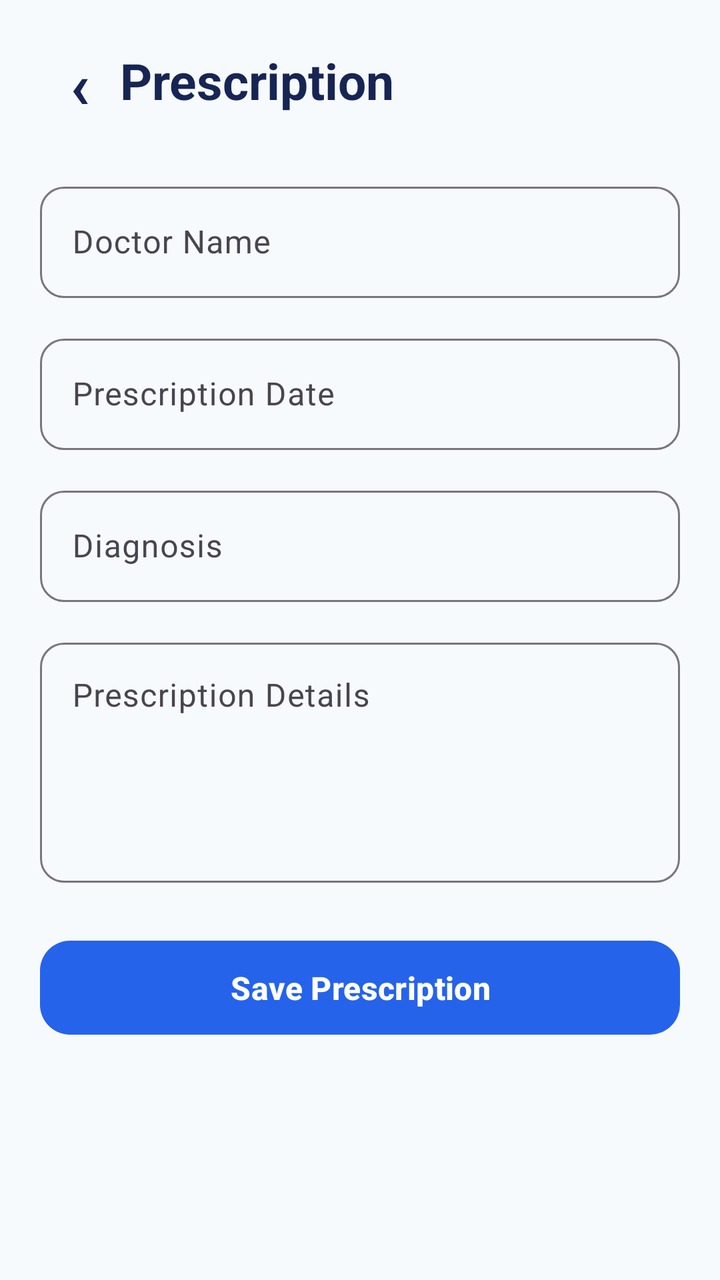
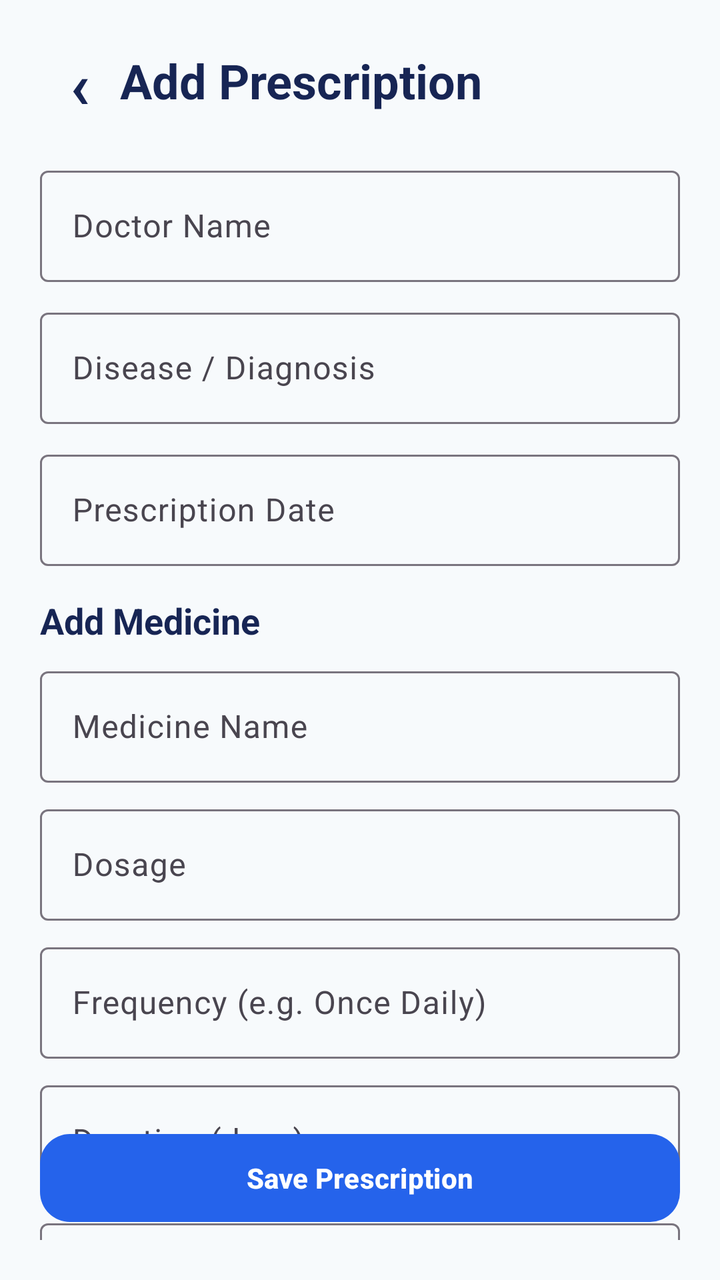

Compare the two renders of this Android layout. The source of the first and the diff that turns it into the second are given below.
<!-- AndroidManifest.xml: application theme Theme._24012011119_MAD_Medicare -->
<!-- res/layout/activity_prescription.xml -->
<?xml version="1.0" encoding="utf-8"?>
<androidx.constraintlayout.widget.ConstraintLayout
    xmlns:android="http://schemas.android.com/apk/res/android"
    xmlns:app="http://schemas.android.com/apk/res-auto"
    android:layout_width="match_parent"
    android:layout_height="match_parent"
    android:background="#F7FAFC"
    android:padding="20dp">

    

    <TextView
        android:id="@+id/txtBack"
        android:layout_width="40dp"
        android:layout_height="40dp"
        android:gravity="center"
        android:text="‹"
        android:textColor="#172554"
        android:textSize="32sp"
        android:textStyle="bold"
        app:layout_constraintStart_toStartOf="parent"
        app:layout_constraintTop_toTopOf="parent" />


    

    <TextView
        android:id="@+id/txtTitle"
        android:layout_width="wrap_content"
        android:layout_height="wrap_content"
        android:text="Prescription"
        android:textColor="#172554"
        android:textSize="25sp"
        android:textStyle="bold"
        app:layout_constraintBottom_toBottomOf="@id/txtBack"
        app:layout_constraintStart_toEndOf="@id/txtBack"
        app:layout_constraintTop_toTopOf="@id/txtBack" />


    

    <com.google.android.material.textfield.TextInputLayout
        android:id="@+id/doctorLayout"
        android:layout_width="0dp"
        android:layout_height="wrap_content"
        android:layout_marginTop="28dp"
        android:hint="Doctor Name"
        app:boxBackgroundMode="outline"
        app:boxCornerRadiusBottomEnd="12dp"
        app:boxCornerRadiusBottomStart="12dp"
        app:boxCornerRadiusTopEnd="12dp"
        app:boxCornerRadiusTopStart="12dp"
        app:layout_constraintEnd_toEndOf="parent"
        app:layout_constraintStart_toStartOf="parent"
        app:layout_constraintTop_toBottomOf="@id/txtBack">

        <com.google.android.material.textfield.TextInputEditText
            android:id="@+id/edtDoctorName"
            android:layout_width="match_parent"
            android:layout_height="wrap_content"
            android:inputType="textPersonName" />

    </com.google.android.material.textfield.TextInputLayout>


    

    <com.google.android.material.textfield.TextInputLayout
        android:id="@+id/dateLayout"
        android:layout_width="0dp"
        android:layout_height="wrap_content"
        android:layout_marginTop="15dp"
        android:hint="Prescription Date"
        app:boxBackgroundMode="outline"
        app:boxCornerRadiusBottomEnd="12dp"
        app:boxCornerRadiusBottomStart="12dp"
        app:boxCornerRadiusTopEnd="12dp"
        app:boxCornerRadiusTopStart="12dp"
        app:layout_constraintEnd_toEndOf="parent"
        app:layout_constraintStart_toStartOf="parent"
        app:layout_constraintTop_toBottomOf="@id/doctorLayout">

        <com.google.android.material.textfield.TextInputEditText
            android:id="@+id/edtPrescriptionDate"
            android:layout_width="match_parent"
            android:layout_height="wrap_content"
            android:focusable="false"
            android:clickable="true" />

    </com.google.android.material.textfield.TextInputLayout>


    

    <com.google.android.material.textfield.TextInputLayout
        android:id="@+id/diagnosisLayout"
        android:layout_width="0dp"
        android:layout_height="wrap_content"
        android:layout_marginTop="15dp"
        android:hint="Diagnosis"
        app:boxBackgroundMode="outline"
        app:boxCornerRadiusBottomEnd="12dp"
        app:boxCornerRadiusBottomStart="12dp"
        app:boxCornerRadiusTopEnd="12dp"
        app:boxCornerRadiusTopStart="12dp"
        app:layout_constraintEnd_toEndOf="parent"
        app:layout_constraintStart_toStartOf="parent"
        app:layout_constraintTop_toBottomOf="@id/dateLayout">

        <com.google.android.material.textfield.TextInputEditText
            android:id="@+id/edtDiagnosis"
            android:layout_width="match_parent"
            android:layout_height="wrap_content"
            android:inputType="textCapSentences" />

    </com.google.android.material.textfield.TextInputLayout>


    

    <com.google.android.material.textfield.TextInputLayout
        android:id="@+id/detailsLayout"
        android:layout_width="0dp"
        android:layout_height="wrap_content"
        android:layout_marginTop="15dp"
        android:hint="Prescription Details"
        app:boxBackgroundMode="outline"
        app:boxCornerRadiusBottomEnd="12dp"
        app:boxCornerRadiusBottomStart="12dp"
        app:boxCornerRadiusTopEnd="12dp"
        app:boxCornerRadiusTopStart="12dp"
        app:layout_constraintEnd_toEndOf="parent"
        app:layout_constraintStart_toStartOf="parent"
        app:layout_constraintTop_toBottomOf="@id/diagnosisLayout">

        <com.google.android.material.textfield.TextInputEditText
            android:id="@+id/edtPrescriptionDetails"
            android:layout_width="match_parent"
            android:layout_height="120dp"
            android:gravity="top"
            android:inputType="textMultiLine|textCapSentences" />

    </com.google.android.material.textfield.TextInputLayout>


    

    <com.google.android.material.button.MaterialButton
        android:id="@+id/btnSavePrescription"
        android:layout_width="0dp"
        android:layout_height="55dp"
        android:layout_marginTop="25dp"
        android:text="Save Prescription"
        android:textColor="#FFFFFF"
        android:textSize="16sp"
        android:textStyle="bold"
        app:backgroundTint="#2563EB"
        app:cornerRadius="15dp"
        app:layout_constraintEnd_toEndOf="parent"
        app:layout_constraintStart_toStartOf="parent"
        app:layout_constraintTop_toBottomOf="@id/detailsLayout" />

</androidx.constraintlayout.widget.ConstraintLayout>
<!-- resources referenced by this layout -->
<resources>
  <style name="Theme._24012011119_MAD_Medicare" parent="Base.Theme._24012011119_MAD_Medicare" />
  <style name="Base.Theme._24012011119_MAD_Medicare" parent="Theme.Material3.DayNight.NoActionBar">
          
          
      </style>
</resources>

<!-- the commit's change to res/layout/activity_prescription.xml (unified diff, before → after) -->
@@ -7,8 +7,6 @@
     android:background="#F7FAFC"
     android:padding="20dp">
 
-    
-
     <TextView
         android:id="@+id/txtBack"
         android:layout_width="40dp"
@@ -21,35 +19,25 @@
         app:layout_constraintStart_toStartOf="parent"
         app:layout_constraintTop_toTopOf="parent" />
 
-
-    
-
     <TextView
         android:id="@+id/txtTitle"
         android:layout_width="wrap_content"
         android:layout_height="wrap_content"
-        android:text="Prescription"
+        android:text="Add Prescription"
         android:textColor="#172554"
-        android:textSize="25sp"
+        android:textSize="24sp"
         android:textStyle="bold"
         app:layout_constraintBottom_toBottomOf="@id/txtBack"
         app:layout_constraintStart_toEndOf="@id/txtBack"
         app:layout_constraintTop_toTopOf="@id/txtBack" />
 
-
-    
-
     <com.google.android.material.textfield.TextInputLayout
         android:id="@+id/doctorLayout"
         android:layout_width="0dp"
         android:layout_height="wrap_content"
-        android:layout_marginTop="28dp"
+        android:layout_marginTop="20dp"
         android:hint="Doctor Name"
         app:boxBackgroundMode="outline"
-        app:boxCornerRadiusBottomEnd="12dp"
-        app:boxCornerRadiusBottomStart="12dp"
-        app:boxCornerRadiusTopEnd="12dp"
-        app:boxCornerRadiusTopStart="12dp"
         app:layout_constraintEnd_toEndOf="parent"
         app:layout_constraintStart_toStartOf="parent"
         app:layout_constraintTop_toBottomOf="@id/txtBack">
@@ -62,23 +50,35 @@
 
     </com.google.android.material.textfield.TextInputLayout>
 
-
-    
+    <com.google.android.material.textfield.TextInputLayout
+        android:id="@+id/diseaseLayout"
+        android:layout_width="0dp"
+        android:layout_height="wrap_content"
+        android:layout_marginTop="10dp"
+        android:hint="Disease / Diagnosis"
+        app:boxBackgroundMode="outline"
+        app:layout_constraintEnd_toEndOf="parent"
+        app:layout_constraintStart_toStartOf="parent"
+        app:layout_constraintTop_toBottomOf="@id/doctorLayout">
+
+        <com.google.android.material.textfield.TextInputEditText
+            android:id="@+id/edtDisease"
+            android:layout_width="match_parent"
+            android:layout_height="wrap_content"
+            android:inputType="textCapSentences" />
+
+    </com.google.android.material.textfield.TextInputLayout>
 
     <com.google.android.material.textfield.TextInputLayout
         android:id="@+id/dateLayout"
         android:layout_width="0dp"
         android:layout_height="wrap_content"
-        android:layout_marginTop="15dp"
+        android:layout_marginTop="10dp"
         android:hint="Prescription Date"
         app:boxBackgroundMode="outline"
-        app:boxCornerRadiusBottomEnd="12dp"
-        app:boxCornerRadiusBottomStart="12dp"
-        app:boxCornerRadiusTopEnd="12dp"
-        app:boxCornerRadiusTopStart="12dp"
-        app:layout_constraintEnd_toEndOf="parent"
-        app:layout_constraintStart_toStartOf="parent"
-        app:layout_constraintTop_toBottomOf="@id/doctorLayout">
+        app:layout_constraintEnd_toEndOf="parent"
+        app:layout_constraintStart_toStartOf="parent"
+        app:layout_constraintTop_toBottomOf="@id/diseaseLayout">
 
         <com.google.android.material.textfield.TextInputEditText
             android:id="@+id/edtPrescriptionDate"
@@ -89,75 +89,152 @@
 
     </com.google.android.material.textfield.TextInputLayout>
 
-
-    
-
-    <com.google.android.material.textfield.TextInputLayout
-        android:id="@+id/diagnosisLayout"
-        android:layout_width="0dp"
+    <TextView
+        android:id="@+id/txtMedicineHeading"
+        android:layout_width="wrap_content"
         android:layout_height="wrap_content"
         android:layout_marginTop="15dp"
-        android:hint="Diagnosis"
-        app:boxBackgroundMode="outline"
-        app:boxCornerRadiusBottomEnd="12dp"
-        app:boxCornerRadiusBottomStart="12dp"
-        app:boxCornerRadiusTopEnd="12dp"
-        app:boxCornerRadiusTopStart="12dp"
-        app:layout_constraintEnd_toEndOf="parent"
-        app:layout_constraintStart_toStartOf="parent"
-        app:layout_constraintTop_toBottomOf="@id/dateLayout">
-
-        <com.google.android.material.textfield.TextInputEditText
-            android:id="@+id/edtDiagnosis"
-            android:layout_width="match_parent"
-            android:layout_height="wrap_content"
-            android:inputType="textCapSentences" />
-
-    </com.google.android.material.textfield.TextInputLayout>
-
-
-    
-
-    <com.google.android.material.textfield.TextInputLayout
-        android:id="@+id/detailsLayout"
-        android:layout_width="0dp"
-        android:layout_height="wrap_content"
-        android:layout_marginTop="15dp"
-        android:hint="Prescription Details"
-        app:boxBackgroundMode="outline"
-        app:boxCornerRadiusBottomEnd="12dp"
-        app:boxCornerRadiusBottomStart="12dp"
-        app:boxCornerRadiusTopEnd="12dp"
-        app:boxCornerRadiusTopStart="12dp"
-        app:layout_constraintEnd_toEndOf="parent"
-        app:layout_constraintStart_toStartOf="parent"
-        app:layout_constraintTop_toBottomOf="@id/diagnosisLayout">
-
-        <com.google.android.material.textfield.TextInputEditText
-            android:id="@+id/edtPrescriptionDetails"
-            android:layout_width="match_parent"
-            android:layout_height="120dp"
-            android:gravity="top"
-            android:inputType="textMultiLine|textCapSentences" />
-
-    </com.google.android.material.textfield.TextInputLayout>
-
-
-    
+        android:text="Add Medicine"
+        android:textColor="#172554"
+        android:textSize="18sp"
+        android:textStyle="bold"
+        app:layout_constraintStart_toStartOf="parent"
+        app:layout_constraintTop_toBottomOf="@id/dateLayout" />
+
+    <com.google.android.material.textfield.TextInputLayout
+        android:id="@+id/medicineLayout"
+        android:layout_width="0dp"
+        android:layout_height="wrap_content"
+        android:layout_marginTop="8dp"
+        android:hint="Medicine Name"
+        app:boxBackgroundMode="outline"
+        app:layout_constraintEnd_toEndOf="parent"
+        app:layout_constraintStart_toStartOf="parent"
+        app:layout_constraintTop_toBottomOf="@id/txtMedicineHeading">
+
+        <com.google.android.material.textfield.TextInputEditText
+            android:id="@+id/edtMedicineName"
+            android:layout_width="match_parent"
+            android:layout_height="wrap_content" />
+
+    </com.google.android.material.textfield.TextInputLayout>
+
+    <com.google.android.material.textfield.TextInputLayout
+        android:id="@+id/dosageLayout"
+        android:layout_width="0dp"
+        android:layout_height="wrap_content"
+        android:layout_marginTop="8dp"
+        android:hint="Dosage"
+        app:boxBackgroundMode="outline"
+        app:layout_constraintEnd_toEndOf="parent"
+        app:layout_constraintStart_toStartOf="parent"
+        app:layout_constraintTop_toBottomOf="@id/medicineLayout">
+
+        <com.google.android.material.textfield.TextInputEditText
+            android:id="@+id/edtDosage"
+            android:layout_width="match_parent"
+            android:layout_height="wrap_content" />
+
+    </com.google.android.material.textfield.TextInputLayout>
+
+    <com.google.android.material.textfield.TextInputLayout
+        android:id="@+id/frequencyLayout"
+        android:layout_width="0dp"
+        android:layout_height="wrap_content"
+        android:layout_marginTop="8dp"
+        android:hint="Frequency (e.g. Once Daily)"
+        app:boxBackgroundMode="outline"
+        app:layout_constraintEnd_toEndOf="parent"
+        app:layout_constraintStart_toStartOf="parent"
+        app:layout_constraintTop_toBottomOf="@id/dosageLayout">
+
+        <com.google.android.material.textfield.TextInputEditText
+            android:id="@+id/edtFrequency"
+            android:layout_width="match_parent"
+            android:layout_height="wrap_content" />
+
+    </com.google.android.material.textfield.TextInputLayout>
+
+    <com.google.android.material.textfield.TextInputLayout
+        android:id="@+id/durationLayout"
+        android:layout_width="0dp"
+        android:layout_height="wrap_content"
+        android:layout_marginTop="8dp"
+        android:hint="Duration (days)"
+        app:boxBackgroundMode="outline"
+        app:layout_constraintEnd_toEndOf="parent"
+        app:layout_constraintStart_toStartOf="parent"
+        app:layout_constraintTop_toBottomOf="@id/frequencyLayout">
+
+        <com.google.android.material.textfield.TextInputEditText
+            android:id="@+id/edtDuration"
+            android:layout_width="match_parent"
+            android:layout_height="wrap_content"
+            android:inputType="number" />
+
+    </com.google.android.material.textfield.TextInputLayout>
+
+    <com.google.android.material.textfield.TextInputLayout
+        android:id="@+id/timeLayout"
+        android:layout_width="0dp"
+        android:layout_height="wrap_content"
+        android:layout_marginTop="8dp"
+        android:hint="Medicine Time"
+        app:boxBackgroundMode="outline"
+        app:layout_constraintEnd_toEndOf="parent"
+        app:layout_constraintStart_toStartOf="parent"
+        app:layout_constraintTop_toBottomOf="@id/durationLayout">
+
+        <com.google.android.material.textfield.TextInputEditText
+            android:id="@+id/edtReminderTime"
+            android:layout_width="match_parent"
+            android:layout_height="wrap_content"
+            android:focusable="false"
+            android:clickable="true" />
+
+    </com.google.android.material.textfield.TextInputLayout>
+
+    <com.google.android.material.button.MaterialButton
+        android:id="@+id/btnAddMedicine"
+        android:layout_width="0dp"
+        android:layout_height="48dp"
+        android:layout_marginTop="10dp"
+        android:text="+ Add Medicine"
+        android:textColor="#2563EB"
+        app:backgroundTint="#DBEAFE"
+        app:cornerRadius="12dp"
+        app:layout_constraintEnd_toEndOf="parent"
+        app:layout_constraintStart_toStartOf="parent"
+        app:layout_constraintTop_toBottomOf="@id/timeLayout" />
+
+    <TextView
+        android:id="@+id/txtAddedMedicines"
+        android:layout_width="0dp"
+        android:layout_height="0dp"
+        android:layout_marginTop="10dp"
+        android:background="#FFFFFF"
+        android:padding="12dp"
+        android:text="Added Medicines:"
+        android:textColor="#334155"
+        android:textSize="13sp"
+        app:layout_constraintBottom_toTopOf="@id/btnSavePrescription"
+        app:layout_constraintEnd_toEndOf="parent"
+        app:layout_constraintStart_toStartOf="parent"
+        app:layout_constraintTop_toBottomOf="@id/btnAddMedicine" />
 
     <com.google.android.material.button.MaterialButton
         android:id="@+id/btnSavePrescription"
         android:layout_width="0dp"
-        android:layout_height="55dp"
-        android:layout_marginTop="25dp"
+        android:layout_height="52dp"
+        android:layout_marginTop="10dp"
+        android:layout_marginBottom="5dp"
         android:text="Save Prescription"
         android:textColor="#FFFFFF"
-        android:textSize="16sp"
         android:textStyle="bold"
         app:backgroundTint="#2563EB"
         app:cornerRadius="15dp"
-        app:layout_constraintEnd_toEndOf="parent"
-        app:layout_constraintStart_toStartOf="parent"
-        app:layout_constraintTop_toBottomOf="@id/detailsLayout" />
+        app:layout_constraintBottom_toBottomOf="parent"
+        app:layout_constraintEnd_toEndOf="parent"
+        app:layout_constraintStart_toStartOf="parent" />
 
 </androidx.constraintlayout.widget.ConstraintLayout>
